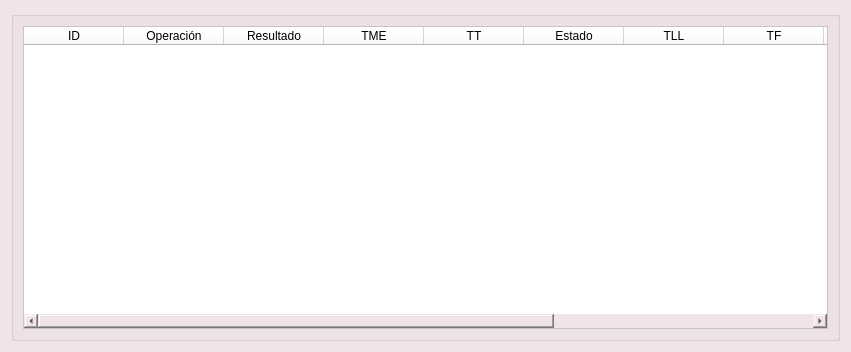
Before: the Qt Designer form ui/timedialog.ui in Diego-Ga-Glez/planificador, drawn with Qt 5.
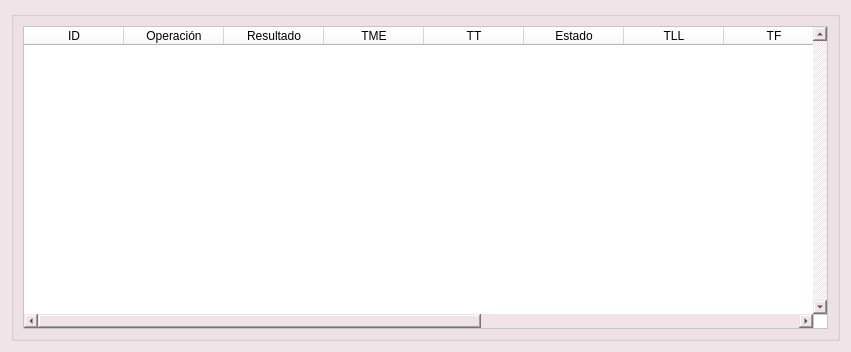
After: the same form once the commit is applied.

Patch:
```diff
--- a/ui/timedialog.ui
+++ b/ui/timedialog.ui
@@ -25,9 +25,24 @@
      <layout class="QGridLayout" name="gridLayout">
       <item row="0" column="0">
        <widget class="QTableWidget" name="tiempos_tableWidget">
+        <property name="enabled">
+         <bool>true</bool>
+        </property>
+        <property name="focusPolicy">
+         <enum>Qt::NoFocus</enum>
+        </property>
         <property name="styleSheet">
          <string notr="true">background-color: white;</string>
         </property>
+        <property name="verticalScrollBarPolicy">
+         <enum>Qt::ScrollBarAlwaysOn</enum>
+        </property>
+        <property name="horizontalScrollBarPolicy">
+         <enum>Qt::ScrollBarAsNeeded</enum>
+        </property>
+        <property name="editTriggers">
+         <set>QAbstractItemView::NoEditTriggers</set>
+        </property>
         <column>
          <property name="text">
           <string>ID</string>
```
Left out of the diff: 3 changed lines with no effect on the pictures.
